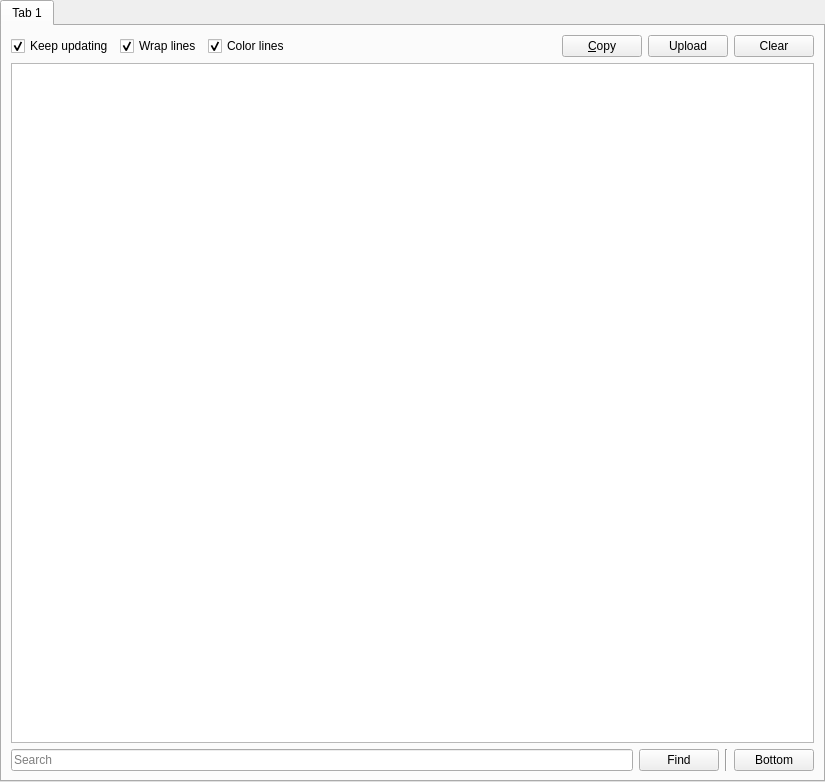
Above: launcher/ui/pages/instance/LogPage.ui from FreesmTeam/FreesmLauncher before the change. Below: the same form after it.
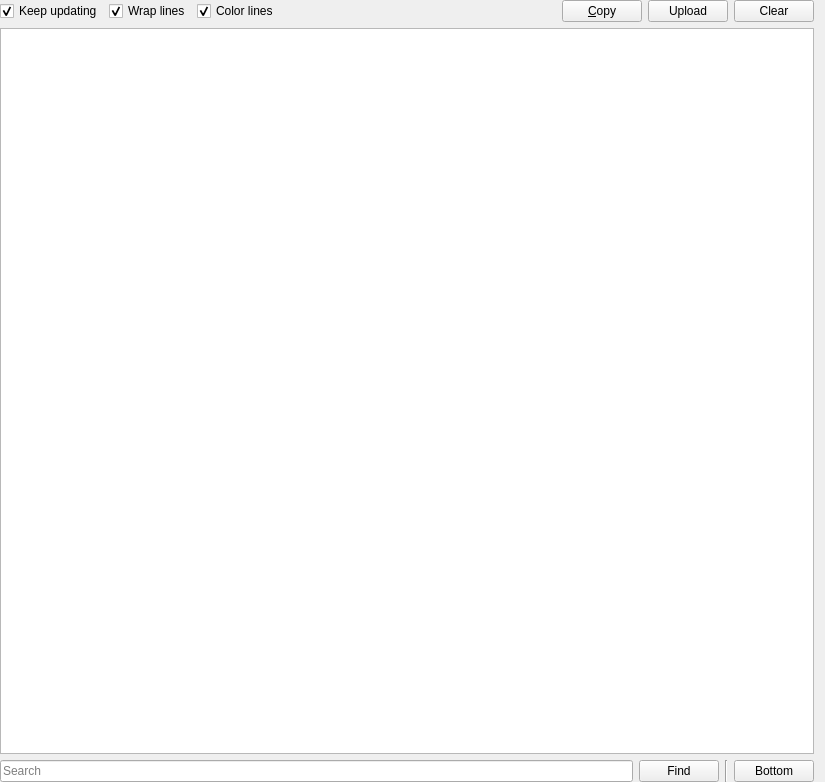
That is the form after the change. Custom widgets are drawn as their Qt base class.

```diff
--- a/launcher/ui/pages/instance/LogPage.ui
+++ b/launcher/ui/pages/instance/LogPage.ui
@@ -10,29 +10,16 @@
     <height>782</height>
    </rect>
   </property>
-  <layout class="QVBoxLayout" name="verticalLayout">
+  <layout class="QGridLayout" name="gridLayout">
    <property name="leftMargin">
     <number>0</number>
    </property>
    <property name="topMargin">
     <number>0</number>
    </property>
-   <property name="rightMargin">
-    <number>0</number>
-   </property>
    <property name="bottomMargin">
     <number>0</number>
    </property>
-   <item>
-    <widget class="QTabWidget" name="tabWidget">
-     <property name="currentIndex">
-      <number>0</number>
-     </property>
-     <widget class="QWidget" name="tab">
-      <attribute name="title">
-       <string notr="true">Tab 1</string>
-      </attribute>
-      <layout class="QGridLayout" name="gridLayout">
        <item row="1" column="0" colspan="5">
         <widget class="LogView" name="text">
          <property name="undoRedoEnabled">
@@ -174,10 +161,6 @@
        </item>
       </layout>
      </widget>
-    </widget>
-   </item>
-  </layout>
- </widget>
  <customwidgets>
   <customwidget>
    <class>LogView</class>
```
Left out of the diff: 1 changed line with no effect on the pictures. Lines whose indentation alone changed are shown as unchanged.
